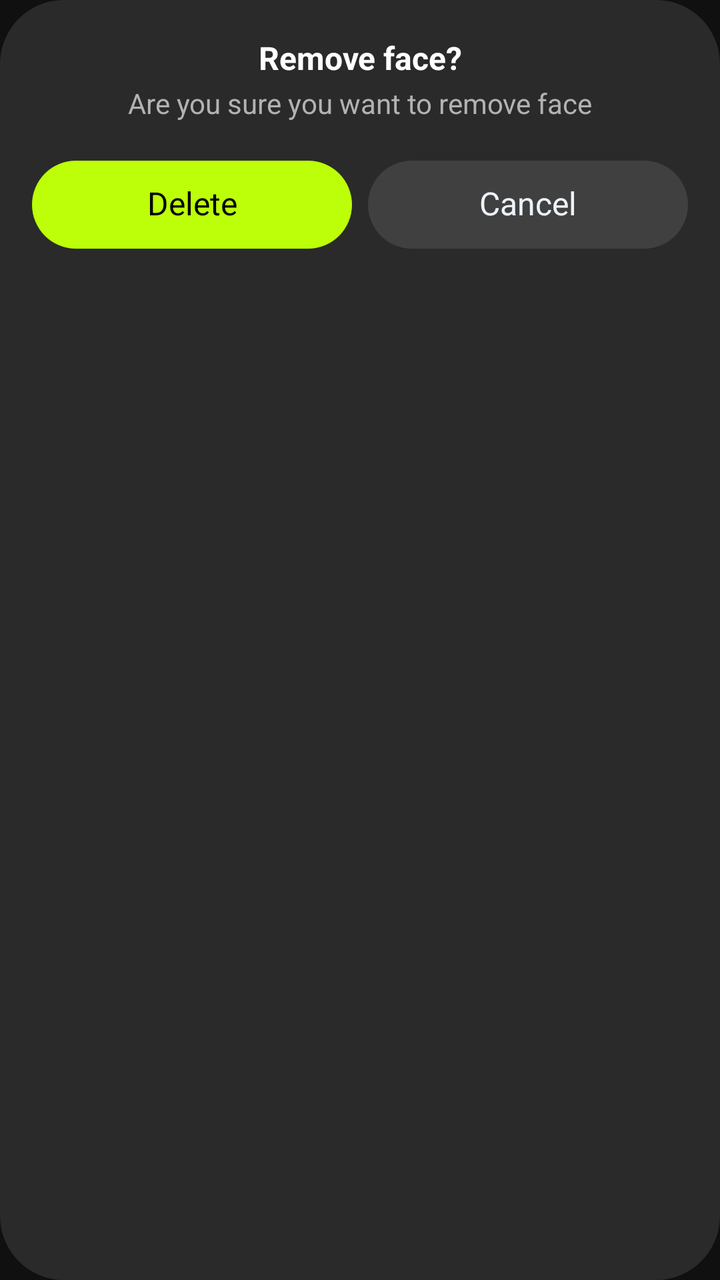
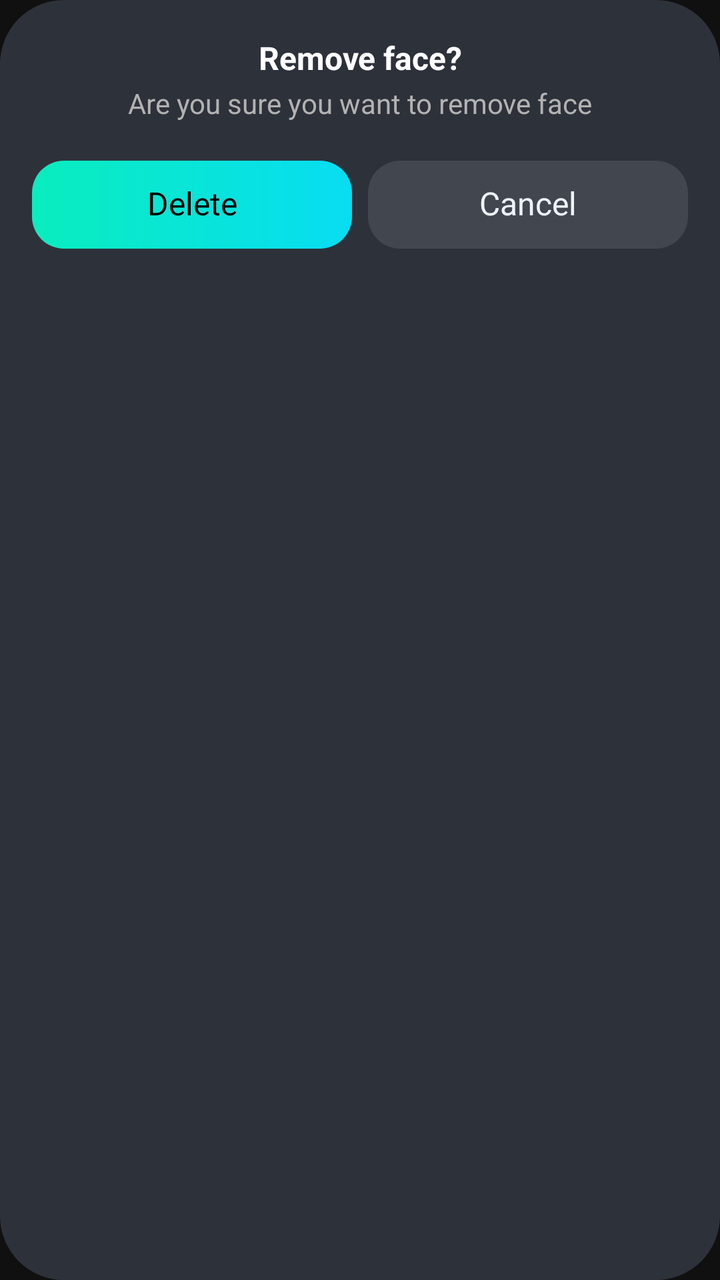

An Android layout rendered at two revisions. The XML below is the earlier revision; the diff shows what the commit changed to produce the second picture.
<!-- AndroidManifest.xml: application theme AppTheme.A -->
<!-- res/layout/dialog_acontent.xml -->
<layout xmlns:android="http://schemas.android.com/apk/res/android"
    xmlns:tools="http://schemas.android.com/tools">

    <data>

        <variable
            name="handler"
            type="com.a.dialog.ABaseContentDialog" />

        <variable
            name="gvm"
            type="com.face.util.GVM" />
    </data>

    <LinearLayout
        android:layout_width="match_parent"
        android:layout_height="wrap_content"
        android:background="@drawable/a_bg_dialog"
        android:orientation="vertical"
        android:paddingBottom="20dp">

        <TextView
            android:id="@+id/title"
            android:layout_width="match_parent"
            android:layout_height="wrap_content"
            android:layout_marginHorizontal="24dp"
            android:layout_marginTop="20dp"
            android:gravity="center"
            android:text="Remove face?"
            android:textColor="#FFFFFF"
            android:textSize="16sp"
            android:textStyle="bold" />

        <TextView
            android:id="@+id/content"
            android:layout_width="match_parent"
            android:layout_height="wrap_content"
            android:layout_marginHorizontal="18dp"
            android:layout_marginTop="5dp"
            android:gravity="center"
            android:text="Are you sure you want to remove face"
            android:textAppearance="@style/font_14"
            android:textColor="#B2B2B2" />

        <LinearLayout
            android:layout_width="match_parent"
            android:layout_height="wrap_content"
            android:layout_marginHorizontal="12dp"
            android:layout_marginTop="20dp"
            android:background="@drawable/a_bg_dialog"
            android:orientation="horizontal">

            <TextView
                android:id="@+id/txtOk"
                bindSingleClick="@{()->handler.onOkData()}"
                android:layout_width="0dp"
                android:layout_height="44dp"
                android:layout_marginHorizontal="4dp"
                android:layout_weight="1"
                android:background="@drawable/a_btn_jb_r100"
                android:gravity="center"
                android:text="Delete"
                android:textColor="#000000"
                android:textSize="16sp" />

            <TextView
                android:id="@+id/txtCancel"
                bindSingleClick="@{()->handler.onCanceClick()}"
                android:layout_width="0dp"
                android:layout_height="44dp"
                android:layout_marginHorizontal="4dp"
                android:layout_weight="1"
                android:paddingHorizontal="2dp"
                android:autoSizeMaxTextSize="16sp"
                android:autoSizeMinTextSize="8sp"
                android:autoSizeTextType="uniform"
                android:background="@drawable/a_bg_line_r100"
                android:gravity="center"
                android:maxLines="2"
                android:ellipsize="end"
                android:text="Cancel"
                android:textColor="#EEF3FD"
                android:textSize="16sp" />

        </LinearLayout>
    </LinearLayout>
</layout>
<!-- resources referenced by this layout -->
<resources>
  <!-- drawable a_bg_dialog (drawable) -->
  <?xml version="1.0" encoding="utf-8"?>
  <shape xmlns:android="http://schemas.android.com/apk/res/android">
      <corners
         android:radius="32dp" />
      <solid android:color="#2A2A2A" />
  </shape>
  <!-- drawable a_bg_line_r100 (drawable) -->
  <?xml version="1.0" encoding="utf-8"?>
  <shape xmlns:android="http://schemas.android.com/apk/res/android">
      <corners android:radius="100dp" />
      <solid
          android:color="#1Affffff" />
  </shape>
  <!-- drawable a_btn_jb_r100 (drawable) -->
  <?xml version="1.0" encoding="utf-8"?>
  <shape xmlns:android="http://schemas.android.com/apk/res/android">
      <corners android:radius="100dp" />
      <gradient
          android:angle="0"
          android:endColor="#BCFF08"
          android:startColor="#BCFF08" />
  </shape>
  <style name="font_14">
          <item name="android:textSize">14sp</item>
      </style>
  <style name="AppTheme.A" parent="Theme.AppCompat.DayNight.NoActionBar">
          <item name="android:windowDisablePreview">true</item>
          <item name="colorPrimary">@color/colorAmainBg</item>
          <item name="colorPrimaryDark">@color/colorAmainBg</item>
          <item name="android:colorBackground">@color/colorAmainBg</item>
          <item name="android:statusBarColor">#00000000</item>
          <item name="android:navigationBarColor">@color/colorAmainBg</item>
          <item name="android:windowLightStatusBar">false</item>
          <item name="android:windowLightNavigationBar" tools:targetApi="o_mr1">false</item>
          <item name="android:enforceStatusBarContrast" tools:targetApi="q">false</item>
          <item name="android:enforceNavigationBarContrast" tools:targetApi="q">false</item>
          <item name="android:includeFontPadding">false</item>
          <item name="android:textAllCaps">false</item>
      </style>
  <color name="colorAmainBg">#101010</color>
</resources>

<!-- the commit's change to res/layout/dialog_acontent.xml (unified diff, before → after) -->
@@ -57,7 +57,7 @@
                 android:layout_height="44dp"
                 android:layout_marginHorizontal="4dp"
                 android:layout_weight="1"
-                android:background="@drawable/a_btn_jb_r100"
+                android:background="@drawable/a_bg_primary_gradient_pill"
                 android:gravity="center"
                 android:text="Delete"
                 android:textColor="#000000"
<!-- resource entries referenced after the edit -->
@@ -5,23 +5,22 @@
   <shape xmlns:android="http://schemas.android.com/apk/res/android">
       <corners
          android:radius="32dp" />
-      <solid android:color="#2A2A2A" />
+      <solid android:color="#2D313A" />
   </shape>
   <!-- drawable a_bg_line_r100 (drawable) -->
   <?xml version="1.0" encoding="utf-8"?>
   <shape xmlns:android="http://schemas.android.com/apk/res/android">
-      <corners android:radius="100dp" />
-      <solid
-          android:color="#1Affffff" />
+      <corners android:radius="16dp" />
+      <solid android:color="#1Affffff" />
   </shape>
-  <!-- drawable a_btn_jb_r100 (drawable) -->
+  <!-- drawable a_bg_primary_gradient_pill (drawable) -->
   <?xml version="1.0" encoding="utf-8"?>
   <shape xmlns:android="http://schemas.android.com/apk/res/android">
-      <corners android:radius="100dp" />
+      <corners android:radius="16dp" />
       <gradient
           android:angle="0"
-          android:endColor="#BCFF08"
-          android:startColor="#BCFF08" />
+          android:endColor="#08DDF2"
+          android:startColor="#09EDBE" />
   </shape>
   <style name="font_14">
           <item name="android:textSize">14sp</item>
